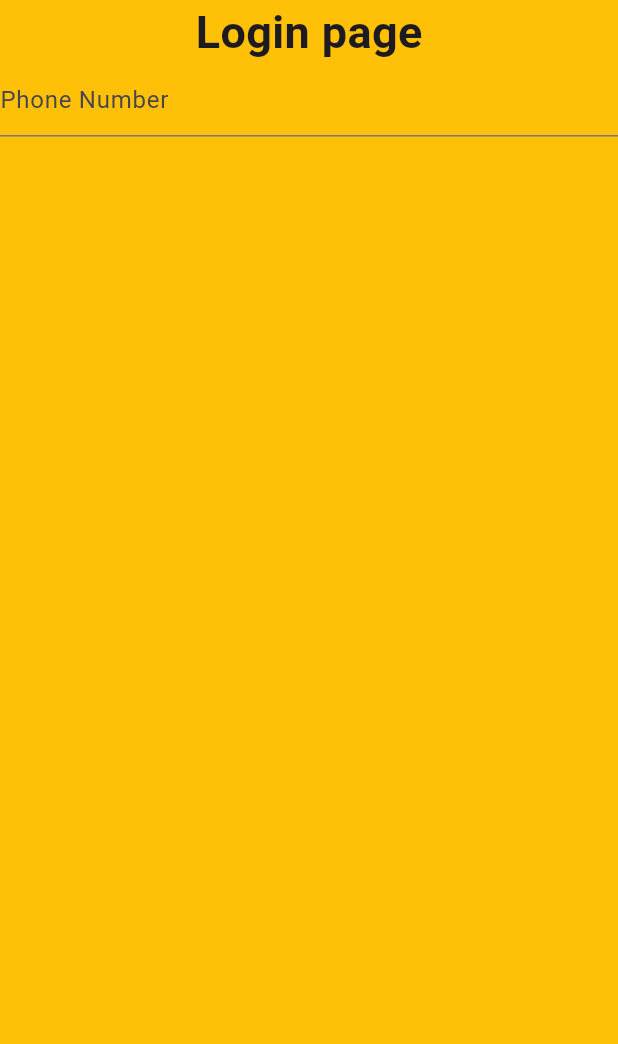
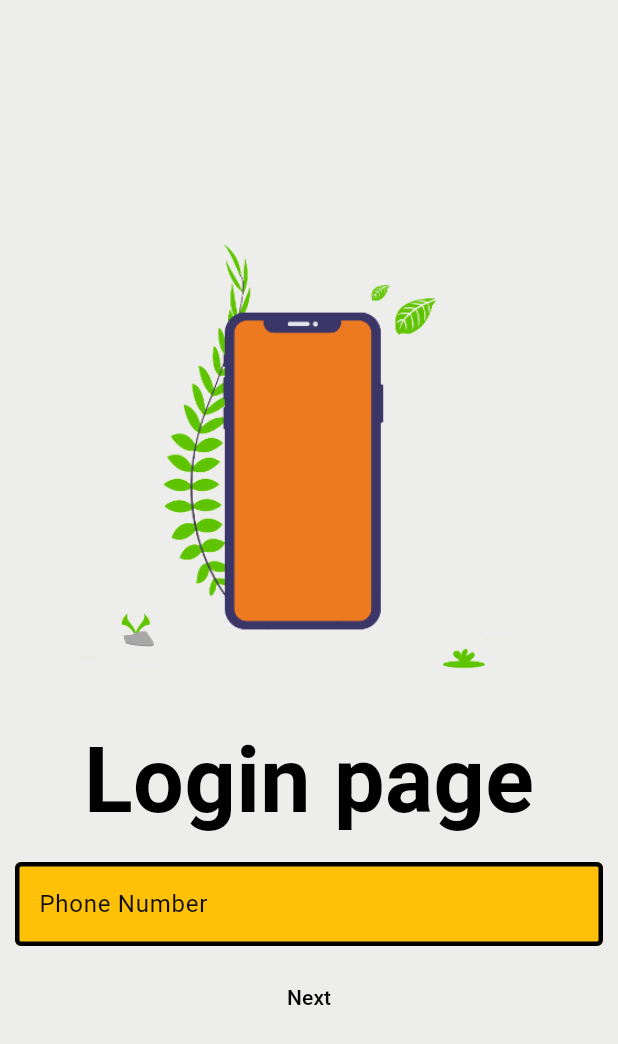
Before and after one commit to Maxwell-Fernandes/Quickart, a Flutter app: the screen it shows after launch, on a phone screen of 412 x 824 dp. Shown: the top 1044 px of the screen. Run offline on Flutter 3.47's test engine with Material 3 defaults, Android fonts, the phone set to English and light mode, and no system bars.

Commit message:
login page setup added image

```diff
--- a/lib/login_page.dart
+++ b/lib/login_page.dart
@@ -4,21 +4,59 @@ class LoginPage extends StatelessWidget {
   const LoginPage({super.key});
   @override
   Widget build(BuildContext context) {
-    return const Scaffold(
-      backgroundColor: Colors.amber,
+    const border = OutlineInputBorder(
+        borderSide: BorderSide(
+      color: Colors.black,
+      width: 3,
+      style: BorderStyle.solid,
+    ));
+    return Scaffold(
+      backgroundColor: const Color.fromARGB(255, 237, 237, 236),
       body: Center(
         child: Column(
+          mainAxisAlignment: MainAxisAlignment.center,
           children: [
-            Text(
+            const Image(
+              image: AssetImage("images/login_page.png"),
+              fit: BoxFit.contain,
+              color: Color.fromARGB(255, 237, 237, 236),
+              colorBlendMode: BlendMode.darken,
+            ),
+            const Text(
               'Login page',
               style: TextStyle(
-                fontSize: 30,
+                color: Colors.black,
+                fontSize: 60,
                 fontWeight: FontWeight.bold,
               ),
             ),
-            TextField(
-              decoration: InputDecoration(
-                hintText: 'Phone Number',
+            const Padding(
+              padding: EdgeInsets.symmetric(horizontal: 10, vertical: 10),
+              child: TextField(
+                style: TextStyle(
+                  color: Color.fromARGB(255, 15, 15, 15),
+                ),
+                decoration: InputDecoration(
+                  hintText: 'Phone Number',
+                  hintStyle: TextStyle(
+                    color: Color.fromARGB(255, 15, 14, 14),
+                  ),
+                  focusedBorder: border,
+                  enabledBorder: border,
+                  filled: true,
+                  fillColor: Colors.amber,
+                ),
+                keyboardType: TextInputType.numberWithOptions(
+                  decimal: true,
+                  signed: false,
+                ),
+              ),
+            ),
+            TextButton(
+              onPressed: () {},
+              child: const Text(
+                'Next',
+                style: TextStyle(color: Colors.black),
               ),
             ),
           ],
--- a/lib/main.dart
+++ b/lib/main.dart
@@ -12,6 +12,7 @@ class MyApp extends StatelessWidget {
   @override
   Widget build(BuildContext context) {
     return const MaterialApp(
+      debugShowCheckedModeBanner: false,
       home: LoginPage(),
     );
   }
--- a/pubspec.yaml
+++ b/pubspec.yaml
@@ -59,9 +59,9 @@ flutter:
   uses-material-design: true
 
   # To add assets to your application, add an assets section, like this:
-  # assets:
-  #   - images/a_dot_burr.jpeg
-  #   - images/a_dot_ham.jpeg
+  assets:
+    - images/login_page.png
+
 
   # An image asset can refer to one or more resolution-specific "variants", see
   # https://flutter.dev/assets-and-images/#resolution-aware
```
Also changed, not shown: images/login_page.png (added).
